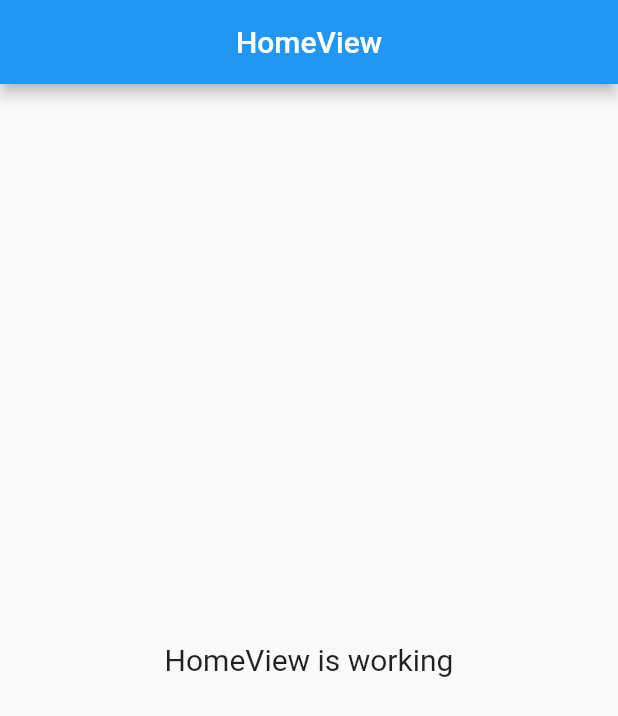
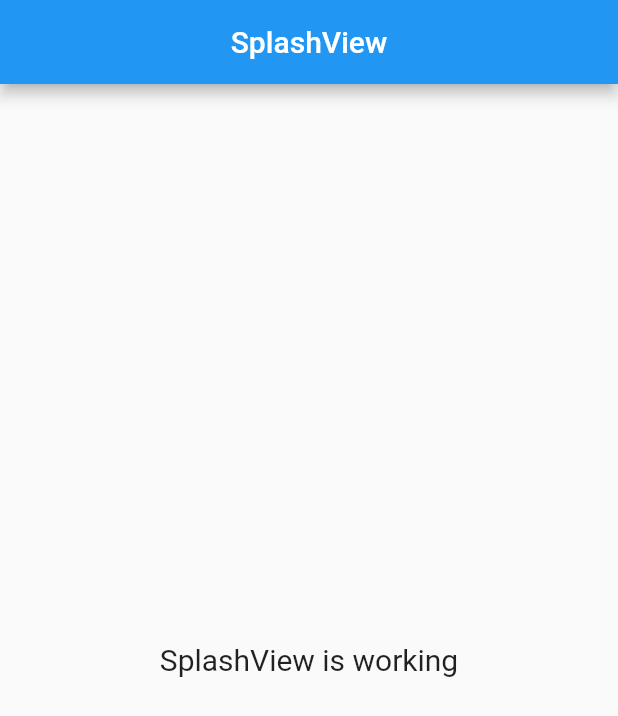
Before and after one commit to rainstsam/bluevoice, a Flutter app: the screen it shows after launch, on a phone screen of 412 x 824 dp. Shown: the top 716 px of the screen. Run offline on Flutter 3.47's test engine with Material 2 defaults, Android fonts, the phone set to English and light mode, and no system bars; our stand-ins replace get.

Commit message:
新建页面

```diff
--- /dev/null
+++ b/lib/app/modules/splash/views/splash_view.dart
@@ -0,0 +1,23 @@
+import 'package:flutter/material.dart';
+
+import 'package:get/get.dart';
+
+import '../controllers/splash_controller.dart';
+
+class SplashView extends GetView<SplashController> {
+  @override
+  Widget build(BuildContext context) {
+    return Scaffold(
+      appBar: AppBar(
+        title: Text('SplashView'),
+        centerTitle: true,
+      ),
+      body: Center(
+        child: Text(
+          'SplashView is working',
+          style: TextStyle(fontSize: 20),
+        ),
+      ),
+    );
+  }
+}
--- a/pubspec.yaml
+++ b/pubspec.yaml
@@ -8,6 +8,7 @@ environment:
 dependencies:
   cupertino_icons: ^1.0.2
   get: 4.3.8
+  flutter_blue: 0.8.0
   flutter:
     sdk: flutter
 
```
Also changed, not shown: lib/app/modules/configtask/bindings/configtask_binding.dart (added, +12 -0 lines), lib/app/modules/configtask/controllers/configtask_controller.dart (added, +20 -0 lines), lib/app/modules/configtask/views/configtask_view.dart (added, +23 -0 lines), lib/app/modules/splash/bindings/splash_binding.dart (added, +12 -0 lines), lib/app/modules/splash/controllers/splash_controller.dart (added, +20 -0 lines), lib/app/routes/app_pages.dart (+24 -1 lines), lib/app/routes/app_routes.dart (+12 -0 lines), pubspec.lock.
